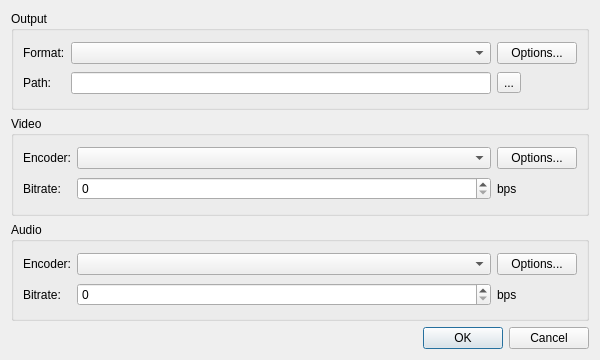
Above: src/citra_qt/dumping/dumping_dialog.ui from PabloMK7/citra before the change. Below: the same form after it.
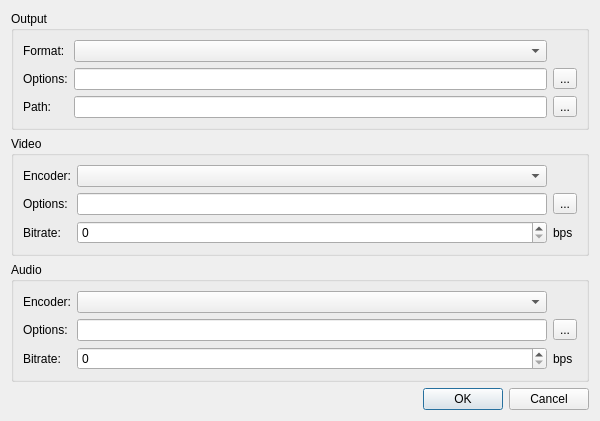
That is the form after the change.

Commit message:
dumping_dialog: Add a line edit for the options
So that users can just paste a set of parameters they found elsewhere.

```diff
--- a/src/citra_qt/dumping/dumping_dialog.ui
+++ b/src/citra_qt/dumping/dumping_dialog.ui
@@ -7,7 +7,7 @@
     <x>0</x>
     <y>0</y>
     <width>600</width>
-    <height>360</height>
+    <height>420</height>
    </rect>
   </property>
   <property name="windowTitle">
@@ -30,24 +30,34 @@
       <item row="0" column="1">
        <widget class="QComboBox" name="formatComboBox"/>
       </item>
-      <item row="0" column="2">
-       <widget class="QPushButton" name="formatOptionsButton">
-        <property name="text">
-         <string>Options...</string>
-        </property>
-       </widget>
-      </item>
       <item row="1" column="0">
+       <widget class="QLabel">
+        <property name="text">
+         <string>Options:</string>
+        </property>
+       </widget>
+      </item>
+      <item row="1" column="1">
+       <widget class="QLineEdit" name="formatOptionsLineEdit"/>
+      </item>
+      <item row="1" column="2">
+       <widget class="QToolButton" name="formatOptionsButton">
+        <property name="text">
+         <string>...</string>
+        </property>
+       </widget>
+      </item>
+      <item row="2" column="0">
        <widget class="QLabel">
         <property name="text">
          <string>Path:</string>
         </property>
        </widget>
       </item>
-      <item row="1" column="1">
+      <item row="2" column="1">
        <widget class="QLineEdit" name="pathLineEdit"/>
       </item>
-      <item row="1" column="2">
+      <item row="2" column="2">
        <widget class="QToolButton" name="pathExplore">
         <property name="text">
          <string>...</string>
@@ -80,21 +90,31 @@
         </property>
        </widget>
       </item>
-      <item row="0" column="2">
-       <widget class="QPushButton" name="videoEncoderOptionsButton">
-        <property name="text">
-         <string>Options...</string>
-        </property>
-       </widget>
-      </item>
       <item row="1" column="0">
        <widget class="QLabel">
         <property name="text">
-         <string>Bitrate:</string>
+         <string>Options:</string>
         </property>
        </widget>
       </item>
       <item row="1" column="1">
+       <widget class="QLineEdit" name="videoEncoderOptionsLineEdit"/>
+      </item>
+      <item row="1" column="2">
+       <widget class="QToolButton" name="videoEncoderOptionsButton">
+        <property name="text">
+         <string>...</string>
+        </property>
+       </widget>
+      </item>
+      <item row="2" column="0">
+       <widget class="QLabel">
+        <property name="text">
+         <string>Bitrate:</string>
+        </property>
+       </widget>
+      </item>
+      <item row="2" column="1">
        <widget class="QSpinBox" name="videoBitrateSpinBox">
         <property name="maximum">
          <number>10000000</number>
@@ -104,7 +124,7 @@
         </property>
        </widget>
       </item>
-      <item row="1" column="2">
+      <item row="2" column="2">
        <widget class="QLabel">
         <property name="text">
          <string>bps</string>
@@ -137,21 +157,31 @@
         </property>
        </widget>
       </item>
-      <item row="0" column="2">
-       <widget class="QPushButton" name="audioEncoderOptionsButton">
-        <property name="text">
-         <string>Options...</string>
-        </property>
-       </widget>
-      </item>
       <item row="1" column="0">
        <widget class="QLabel">
         <property name="text">
-         <string>Bitrate:</string>
+         <string>Options:</string>
         </property>
        </widget>
       </item>
       <item row="1" column="1">
+       <widget class="QLineEdit" name="audioEncoderOptionsLineEdit"/>
+      </item>
+      <item row="1" column="2">
+       <widget class="QToolButton" name="audioEncoderOptionsButton">
+        <property name="text">
+         <string>...</string>
+        </property>
+       </widget>
+      </item>
+      <item row="2" column="0">
+       <widget class="QLabel">
+        <property name="text">
+         <string>Bitrate:</string>
+        </property>
+       </widget>
+      </item>
+      <item row="2" column="1">
        <widget class="QSpinBox" name="audioBitrateSpinBox">
         <property name="maximum">
          <number>1000000</number>
@@ -161,7 +191,7 @@
         </property>
        </widget>
       </item>
-      <item row="1" column="2">
+      <item row="2" column="2">
        <widget class="QLabel">
         <property name="text">
          <string>bps</string>
```
The commit also changes 2 other files.
